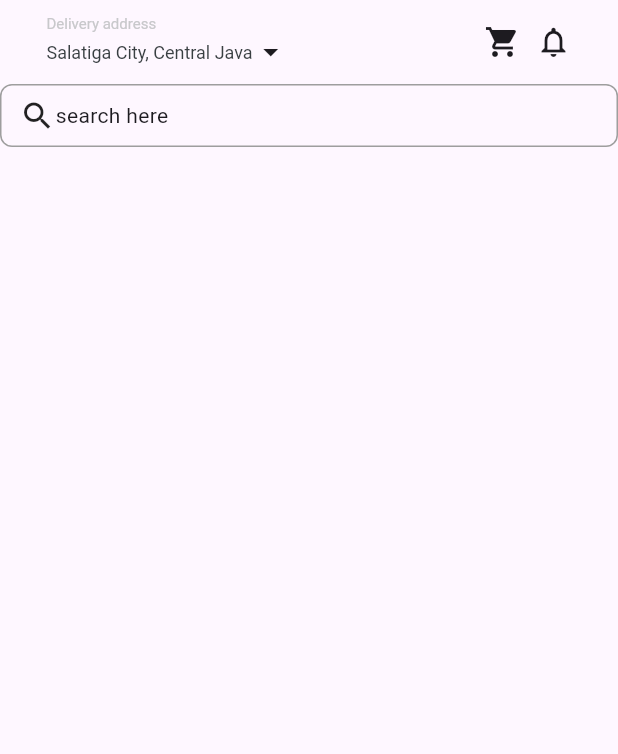
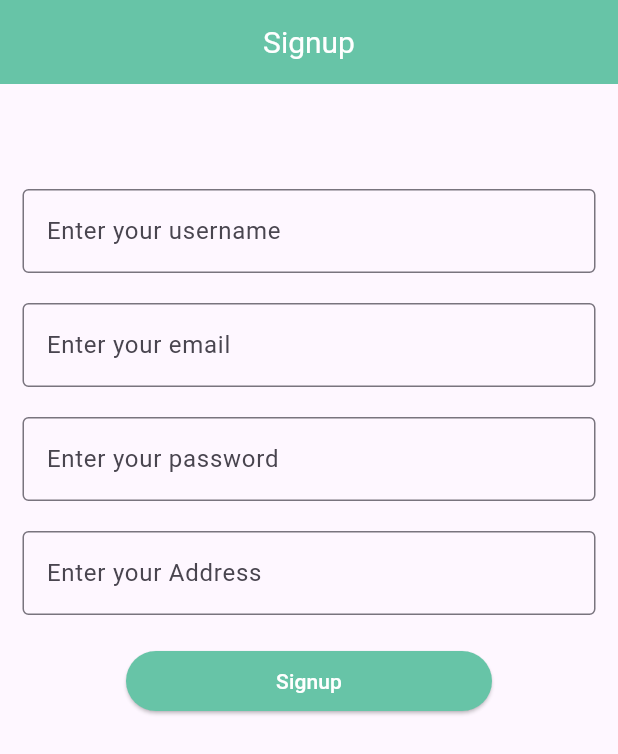
Before and after one commit to mdhasibulhasan907/firebase_ecommarce_sampleproject, a Flutter app: the screen it shows after launch, on a phone screen of 412 x 824 dp. Shown: the top 754 px of the screen. Run offline on Flutter 3.47's test engine with Material 3 defaults, Android fonts, the phone set to English and light mode, and no system bars; our stand-ins replace cloud_firestore, firebase_auth; accounts and stored records are empty.

Commit message:
update-1

```diff
--- a/lib/main.dart
+++ b/lib/main.dart
@@ -1,4 +1,6 @@
 import 'package:firebase_ecommerce/screens/home_screen.dart';
+import 'package:firebase_ecommerce/screens/login_screen.dart';
+import 'package:firebase_ecommerce/screens/signup_screen.dart';
 import 'package:flutter/material.dart';
 
 void main() {
@@ -14,7 +16,8 @@ class MyApp extends StatelessWidget {
     return MaterialApp(
       title: 'Firebase Ecommerce',
        debugShowCheckedModeBanner: false,
-      home: HomeScreen(),
+      home: SignupScreen(),
+      //HomeScreen(),
     );
   }
 }
--- /dev/null
+++ b/lib/screens/signup_screen.dart
@@ -0,0 +1,90 @@
+import 'package:firebase_ecommerce/utils/colors.dart';
+import 'package:flutter/material.dart';
+
+class SignupScreen extends StatefulWidget {
+  const SignupScreen({super.key});
+
+  @override
+  State<SignupScreen> createState() => _SignupScreenState();
+}
+
+class _SignupScreenState extends State<SignupScreen> {
+  @override
+  Widget build(BuildContext context) {
+    return Scaffold(
+      appBar: AppBar(
+        backgroundColor: AllColors().primarycolor,
+        title: Text(
+          "Signup",
+          style: TextStyle(color: Colors.white, fontSize: 20),
+        ),
+        centerTitle: true,
+      ),
+      body: Column(
+        children: [
+          SizedBox(height: 70.0),
+          Padding(
+            padding: const EdgeInsets.only(left: 15, right: 15),
+            child: TextField(
+              //controller: ,
+              decoration: InputDecoration(
+                hintText: "Enter your username",
+                border: OutlineInputBorder(),
+              ),
+            ),
+          ),
+          SizedBox(height: 20.0),
+
+          Padding(
+            padding: const EdgeInsets.only(left: 15, right: 15),
+            child: TextField(
+              //controller: ,
+              decoration: InputDecoration(
+                hintText: "Enter your email",
+                border: OutlineInputBorder(),
+              ),
+            ),
+          ),
+          SizedBox(height: 20.0),
+
+          Padding(
+            padding: const EdgeInsets.only(left: 15, right: 15),
+            child: TextField(
+              //controller: ,
+              decoration: InputDecoration(
+                hintText: "Enter your password",
+                border: OutlineInputBorder(),
+              ),
+            ),
+          ),
+          SizedBox(height: 20.0),
+
+          Padding(
+            padding: const EdgeInsets.only(left: 15, right: 15),
+            child: TextField(
+              //controller: ,
+              decoration: InputDecoration(
+                hintText: "Enter your Address",
+                border: OutlineInputBorder(),
+              ),
+            ),
+          ),
+          SizedBox(height: 20.0),
+
+          ElevatedButton(
+            onPressed: () {},
+            style: ElevatedButton.styleFrom(
+              padding: EdgeInsets.symmetric(vertical: 10,horizontal: 100),
+              backgroundColor: AllColors().primarycolor,
+              foregroundColor: Colors.black,
+              //shape:
+
+            ),
+
+            child: Text("Signup",style: TextStyle(color: Colors.white),),
+          ),
+        ],
+      ),
+    );
+  }
+}
--- a/lib/utils/colors.dart
+++ b/lib/utils/colors.dart
@@ -8,4 +8,6 @@ class AllColors{
     Color monitorLgpriceColor=Color(0xff393F42);
     Color monitorLgTitleColor=Color(0xff393F42);
 
+    Color primarycolor=Color(0xff67C4A7);
+
 }
--- a/pubspec.yaml
+++ b/pubspec.yaml
@@ -34,6 +34,10 @@ dependencies:
   # The following adds the Cupertino Icons font to your application.
   # Use with the CupertinoIcons class for iOS style icons.
   cupertino_icons: ^1.0.8
+  cloud_firestore: ^5.6.9
+  firebase_auth: ^5.6.0
+  firebase_core: ^3.14.0
+  intl: ^0.20.2
 
 dev_dependencies:
   flutter_test:
```
Also changed, not shown: lib/models/users_model.dart (added, +45 -0 lines), lib/provider/auth_provider.dart (added, +28 -0 lines), lib/screens/home_screen.dart (+62 -1 lines), lib/screens/login_screen.dart (added, +71 -0 lines), pubspec.lock, 3 other files.
